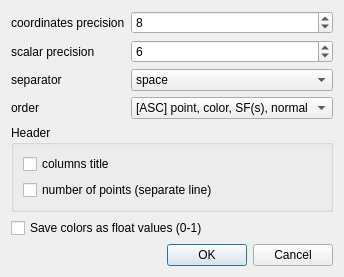
Before: the Qt Designer form libs/eCV_io/ui/saveAsciiFileDlg.ui in Asher-1/ACloudViewer, drawn with Qt 5.
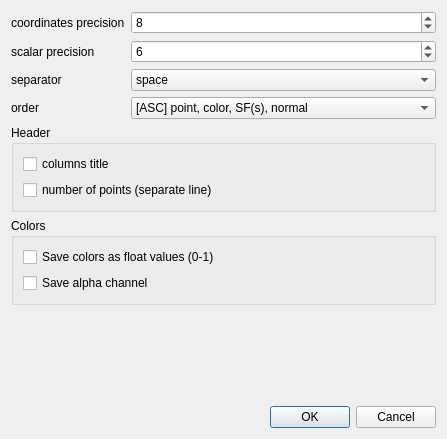
After: the same form once the commit is applied.

Patch:
```diff
--- a/libs/eCV_io/ui/saveAsciiFileDlg.ui
+++ b/libs/eCV_io/ui/saveAsciiFileDlg.ui
@@ -6,8 +6,8 @@
    <rect>
     <x>0</x>
     <y>0</y>
-    <width>320</width>
-    <height>250</height>
+    <width>447</width>
+    <height>439</height>
    </rect>
   </property>
   <property name="windowTitle">
@@ -128,6 +128,12 @@
     </widget>
    </item>
    <item>
+    <widget class="QGroupBox" name="colorOptionsGroupBox">
+     <property name="title">
+      <string>Colors</string>
+     </property>
+     <layout class="QVBoxLayout" name="verticalLayout_3">
+      <item>
     <widget class="QCheckBox" name="saveFloatColorsCheckBox">
      <property name="toolTip">
       <string>Save RGB color components as floats values between 0 and 1</string>
@@ -136,6 +142,32 @@
       <string>Save colors as float values (0-1)</string>
      </property>
     </widget>
+      </item>
+      <item>
+       <widget class="QCheckBox" name="saveAlphaChannelCheckBox">
+        <property name="toolTip">
+         <string>Save RGB color components as floats values between 0 and 1</string>
+        </property>
+        <property name="text">
+         <string>Save alpha channel</string>
+        </property>
+       </widget>
+      </item>
+     </layout>
+    </widget>
+   </item>
+   <item>
+    <spacer name="verticalSpacer">
+     <property name="orientation">
+      <enum>Qt::Vertical</enum>
+     </property>
+     <property name="sizeHint" stdset="0">
+      <size>
+       <width>20</width>
+       <height>40</height>
+      </size>
+     </property>
+    </spacer>
    </item>
    <item>
     <widget class="QDialogButtonBox" name="buttonBox">
```
Lines whose indentation alone changed are shown as unchanged.
